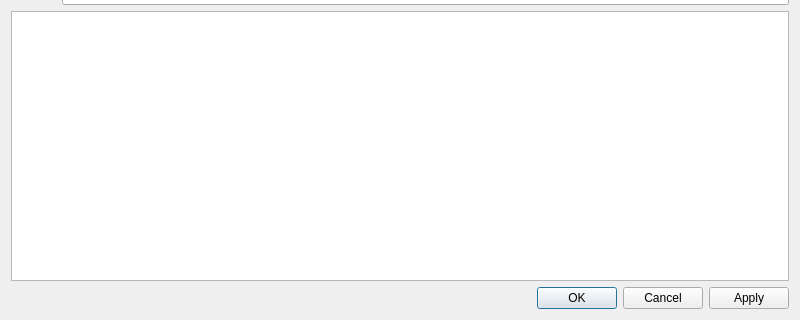
This is dsvedit/entity_editor.ui in LagoLunatic/DSVEdit as Qt 5 draws it before an edit; both pictures show x 0 to 800 and y 280 to 600 of the 800 by 600 pixel window. The edited form follows.
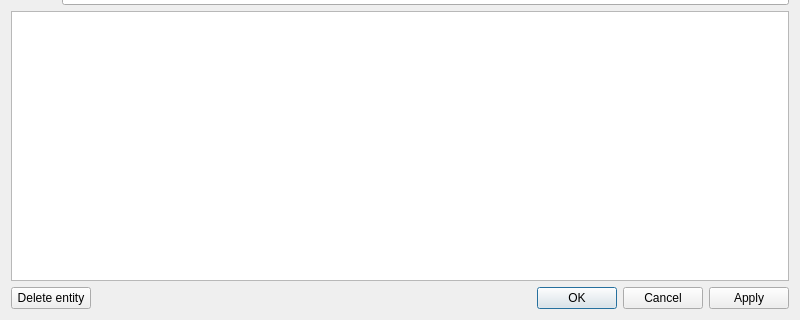
This is the edited form.

Commit message: Entity editor: Add button to delete entity

What changed in the file:
```diff
--- a/dsvedit/entity_editor.ui
+++ b/dsvedit/entity_editor.ui
@@ -129,11 +129,22 @@
     <widget class="QPlainTextEdit" name="entity_doc"/>
    </item>
    <item>
-    <widget class="QDialogButtonBox" name="buttonBox">
-     <property name="standardButtons">
-      <set>QDialogButtonBox::Apply|QDialogButtonBox::Cancel|QDialogButtonBox::Ok</set>
-     </property>
-    </widget>
+    <layout class="QHBoxLayout" name="horizontalLayout">
+     <item>
+      <widget class="QPushButton" name="delete_entity_button">
+       <property name="text">
+        <string>Delete entity</string>
+       </property>
+      </widget>
+     </item>
+     <item>
+      <widget class="QDialogButtonBox" name="buttonBox">
+       <property name="standardButtons">
+        <set>QDialogButtonBox::Apply|QDialogButtonBox::Cancel|QDialogButtonBox::Ok</set>
+       </property>
+      </widget>
+     </item>
+    </layout>
    </item>
   </layout>
  </widget>
```
Left out of the diff: 74 changed lines with no effect on the pictures. The commit also changes 1 other file.
